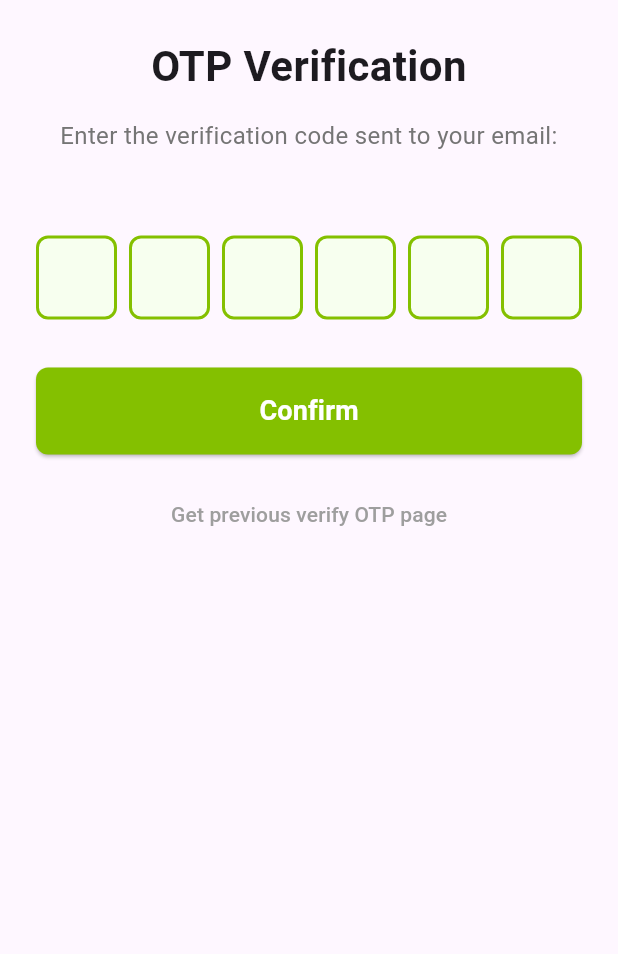
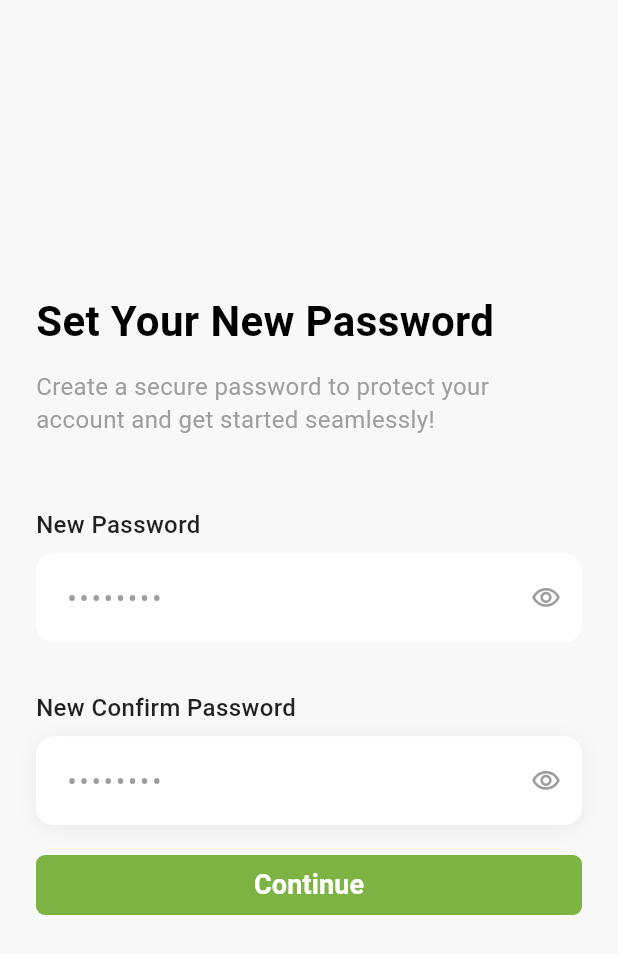
Before and after one commit to Sumon-Pal/task_manager_app, a Flutter app: the VerifyOTPScreen screen opened directly with empty values, after a tap on "Confirm", on a phone screen of 412 x 824 dp. Shown: the top 954 px of the screen. Run offline on Flutter 3.47's test engine with Material 3 defaults, Android fonts, the phone set to English and light mode, and no system bars; drawn by our look-alikes of pinput; our stand-ins replace flutter_svg.

Commit message:
design set new password screen

```diff
--- a/lib/app.dart
+++ b/lib/app.dart
@@ -1,9 +1,9 @@
 import 'package:flutter/material.dart';
 import 'package:task_manager/ui/screens/login_screen.dart';
 import 'package:task_manager/ui/screens/on_boarding_screen.dart';
+import 'package:task_manager/ui/screens/set_new_password_screen.dart';
 import 'package:task_manager/ui/screens/sign_up_screen.dart';
 import 'package:task_manager/ui/screens/splash_screen.dart';
-import 'package:task_manager/ui/screens/verify_email_page.dart';
 
 class TaskManager extends StatelessWidget {
   const TaskManager({super.key});
@@ -22,6 +22,7 @@ class TaskManager extends StatelessWidget {
         LoginScreen.name : (context)=> LoginScreen(),
         SignUpScreen.name : (context)=> SignUpScreen(),
        // VerifyEmailPage.name : (context)=> VerifyEmailPage(email: )
+        PasswordSetupScreen.name : (context) => PasswordSetupScreen(),
       },
     );
   }
--- /dev/null
+++ b/lib/ui/screens/set_new_password_screen.dart
@@ -0,0 +1,231 @@
+import 'package:flutter/material.dart';
+
+class PasswordSetupScreen extends StatefulWidget {
+  const PasswordSetupScreen({Key? key}) : super(key: key);
+  static const String name = "/password-set-screen";
+
+  @override
+  State<PasswordSetupScreen> createState() => _PasswordSetupScreenState();
+}
+
+class _PasswordSetupScreenState extends State<PasswordSetupScreen> {
+  final TextEditingController _passwordController = TextEditingController();
+  final TextEditingController _confirmPasswordController = TextEditingController();
+  bool _isPasswordVisible = false;
+  bool _isConfirmPasswordVisible = false;
+
+  @override
+  void dispose() {
+    _passwordController.dispose();
+    _confirmPasswordController.dispose();
+    super.dispose();
+  }
+
+  @override
+  Widget build(BuildContext context) {
+    return Scaffold(
+      backgroundColor: const Color(0xFFF8F8F8),
+      body: SafeArea(
+        child: Padding(
+          padding: const EdgeInsets.all(24.0),
+          child: Column(
+            crossAxisAlignment: CrossAxisAlignment.start,
+            //mainAxisAlignment: MainAxisAlignment.center,
+            children: [
+              const SizedBox(height: 170),
+
+              // Title
+              const Text(
+                'Set Your New Password',
+                style: TextStyle(
+                  fontSize: 28,
+                  fontWeight: FontWeight.bold,
+                  color: Colors.black,
+                ),
+              ),
+
+              const SizedBox(height: 12),
+
+              // Subtitle
+              const Text(
+                'Create a secure password to protect your account and get started seamlessly!',
+                style: TextStyle(
+                  fontSize: 16,
+                  color: Colors.grey,
+                  height: 1.4,
+                ),
+              ),
+
+              const SizedBox(height: 48),
+
+              // New Password Field
+              const Text(
+                'New Password',
+                style: TextStyle(
+                  fontSize: 16,
+                  fontWeight: FontWeight.w500,
+                  color: Colors.black87,
+                ),
+              ),
+
+              const SizedBox(height: 8),
+
+              Container(
+                decoration: BoxDecoration(
+                  color: Colors.white,
+                  borderRadius: BorderRadius.circular(12),
+                ),
+                child: TextField(
+                  controller: _passwordController,
+                  obscureText: !_isPasswordVisible,
+                  decoration: InputDecoration(
+                    hintText: '••••••••',
+                    hintStyle: const TextStyle(
+                      color: Colors.grey,
+                      fontSize: 18,
+                      letterSpacing: 2,
+                    ),
+                    border: OutlineInputBorder(
+                      borderRadius: BorderRadius.circular(12),
+                      borderSide: BorderSide.none,
+                    ),
+                    filled: true,
+                    fillColor: Colors.white,
+                    contentPadding: const EdgeInsets.symmetric(
+                      horizontal: 16,
+                      vertical: 16,
+                    ),
+                    suffixIcon: IconButton(
+                      icon: Icon(
+                        _isPasswordVisible
+                            ? Icons.visibility_off_outlined
+                            : Icons.visibility_outlined,
+                        color: Colors.grey,
+                        size: 20,
+                      ),
+                      onPressed: () {
+                        setState(() {
+                          _isPasswordVisible = !_isPasswordVisible;
+                        });
+                      },
+                    ),
+                  ),
+                ),
+              ),
+
+              const SizedBox(height: 32),
+
+              // Confirm Password Field
+              const Text(
+                'New Confirm Password',
+                style: TextStyle(
+                  fontSize: 16,
+                  fontWeight: FontWeight.w500,
+                  color: Colors.black87,
+                ),
+              ),
+
+              const SizedBox(height: 8),
+
+              Container(
+                decoration: BoxDecoration(
+                  color: Colors.white,
+                  borderRadius: BorderRadius.circular(12),
+                  boxShadow: [
+                    BoxShadow(
+                      color: Colors.black.withOpacity(0.05),
+                      blurRadius: 10,
+                      offset: const Offset(0, 2),
+                    ),
+                  ],
+                ),
+                child: TextField(
+                  controller: _confirmPasswordController,
+                  obscureText: !_isConfirmPasswordVisible,
+                  decoration: InputDecoration(
+                    hintText: '••••••••',
+                    hintStyle: const TextStyle(
+                      color: Colors.grey,
+                      fontSize: 18,
+                      letterSpacing: 2,
+                    ),
+                    border: OutlineInputBorder(
+                      borderRadius: BorderRadius.circular(12),
+                      borderSide: BorderSide.none,
+                    ),
+                    filled: true,
+                    fillColor: Colors.white,
+                    contentPadding: const EdgeInsets.symmetric(
+                      horizontal: 16,
+                      vertical: 16,
+                    ),
+                    suffixIcon: IconButton(
+                      icon: Icon(
+                        _isConfirmPasswordVisible
+                            ? Icons.visibility_off_outlined
+                            : Icons.visibility_outlined,
+                        color: Colors.grey,
+                        size: 20,
+                      ),
+                      onPressed: () {
+                        setState(() {
+                          _isConfirmPasswordVisible = !_isConfirmPasswordVisible;
+                        });
+                      },
+                    ),
+                  ),
+                ),
+              ),
+              const SizedBox(height: 16,),
+              // Continue Button
+              SizedBox(
+                width: double.infinity,
+                //height: 56,
+                child: ElevatedButton(
+                  onPressed: () {
+                    // Handle continue action
+                    if (_passwordController.text.isNotEmpty &&
+                        _confirmPasswordController.text.isNotEmpty) {
+                      if (_passwordController.text == _confirmPasswordController.text) {
+                        // Passwords match - proceed
+                        ScaffoldMessenger.of(context).showSnackBar(
+                          const SnackBar(
+                            content: Text('Password set successfully!'),
+                            backgroundColor: Colors.green,
+                          ),
+                        );
+                      } else {
+                        // Passwords don't match
+                        ScaffoldMessenger.of(context).showSnackBar(
+                          const SnackBar(
+                            content: Text('Passwords do not match!'),
+                            backgroundColor: Colors.red,
+                          ),
+                        );
+                      }
+                    }
+                  },
+                  style: ElevatedButton.styleFrom(
+                    backgroundColor: const Color(0xFF7CB342),
+                    shape: RoundedRectangleBorder(
+                      borderRadius: BorderRadius.circular(6),
+                    ),
+                    elevation: 0,
+                  ),
+                  child: const Text(
+                    'Continue',
+                    style: TextStyle(
+                      fontSize: 18,
+                      fontWeight: FontWeight.w600,
+                      color: Colors.white,
+                    ),
+                  ),
+                ),
+              ),
+            ],
+          ),
+        ),
+      ),
+    );
+  }
+}
--- a/lib/ui/screens/verify_your_OTP_page.dart
+++ b/lib/ui/screens/verify_your_OTP_page.dart
@@ -1,5 +1,6 @@
 import 'package:flutter/material.dart';
 import 'package:pinput/pinput.dart';
+import 'package:task_manager/ui/screens/set_new_password_screen.dart';
 
 // Assume this is part of your existing VerifyOTPScreen widget
 class VerifyOTPScreen extends StatefulWidget {
@@ -24,6 +25,7 @@ class _VerifyOTPScreenState extends State<VerifyOTPScreen> {
 
   // Function to handle OTP verification
   void _verifyPin() {
+    Navigator.pushReplacementNamed(context, PasswordSetupScreen.name);
     String pin = _pinPutController.text;
     // Your verification logic here
     print("Entered PIN: $pin");
@@ -51,10 +53,11 @@ class _VerifyOTPScreenState extends State<VerifyOTPScreen> {
       body: Padding(
         padding: const EdgeInsets.all(24.0),
         child: Column(
-          crossAxisAlignment: CrossAxisAlignment.stretch,
+          crossAxisAlignment: CrossAxisAlignment.start,
+          mainAxisAlignment: MainAxisAlignment.center,
           children: <Widget>[
             const Text(
-              'OTP Verification',
+              '6-digit code',
               style: TextStyle(
                 fontSize: 28,
                 fontWeight: FontWeight.bold,
@@ -112,7 +115,9 @@ class _VerifyOTPScreenState extends State<VerifyOTPScreen> {
 
             const SizedBox(height: 32),
             // The Confirm button
-            ElevatedButton(
+            SizedBox(
+              width: double.infinity,
+              child: ElevatedButton(
                 onPressed: _verifyPin, // Call verifyPin when confirm is pressed
                 style: ElevatedButton.styleFrom(
                   backgroundColor: const Color(0xFF84C000), // Button color
@@ -130,13 +135,6 @@ class _VerifyOTPScreenState extends State<VerifyOTPScreen> {
                   ),
                 ),
               ),
-            const SizedBox(height: 16),
-            TextButton(
-              onPressed: _goBack, // Use _goBack to go to the previous screen
-              child: const Text(
-                'Get previous verify OTP page',
-                style: TextStyle(color: Colors.grey),
-              ),
             ),
           ],
         ),
--- a/pubspec.yaml
+++ b/pubspec.yaml
@@ -17,6 +17,7 @@ dependencies:
   cupertino_icons: ^1.0.8
   flutter_svg: ^2.2.1
   pinput: ^5.0.2
+  http: ^1.5.0
 
 
 dev_dependencies:
```
Also changed, not shown: lib/ui/screens/login_screen.dart (+127 -18 lines), pubspec.lock. Lines whose indentation alone changed are shown as unchanged.
